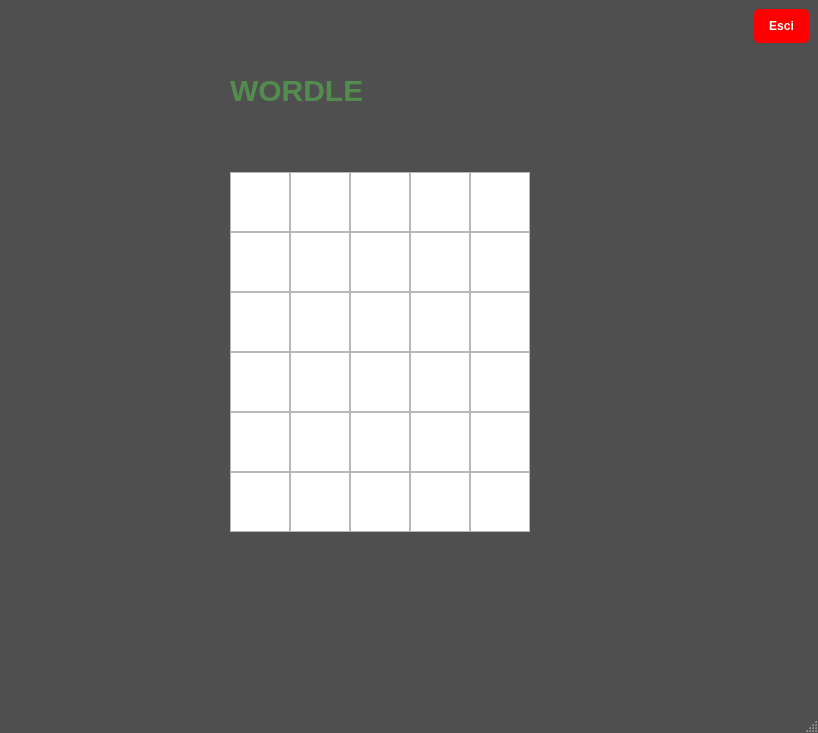
Above: src/gui/game_window.ui from andrea216ac/project_wordle_qd before the change. Below: the same form after it.
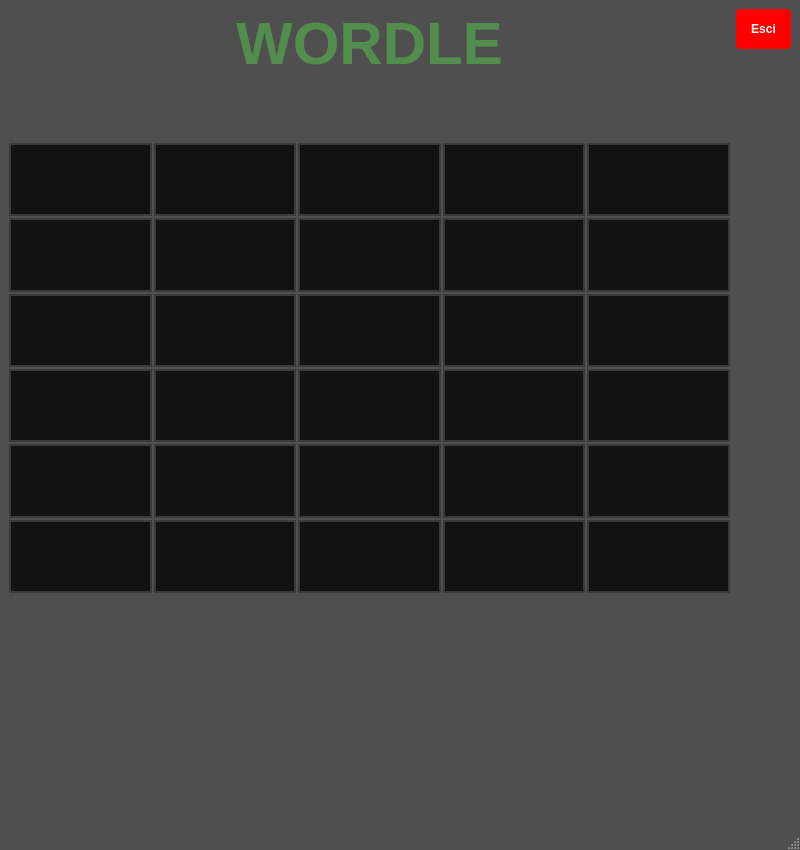
That is the form after the change.

Commit message: improvemente(gui): avvicinamento colonne gioco

Patch:
```diff
--- a/src/gui/game_window.ui
+++ b/src/gui/game_window.ui
@@ -6,651 +6,147 @@
    <rect>
     <x>0</x>
     <y>0</y>
-    <width>818</width>
-    <height>733</height>
+    <width>800</width>
+    <height>850</height>
    </rect>
   </property>
   <property name="windowTitle">
    <string>MainWindow</string>
   </property>
   <property name="styleSheet">
-   <string notr="true">QMainWindow {
-    background-color: #4f4f4f;
+   <string notr="true">
+QMainWindow { 
+    background-color: #4f4f4f; 
 }
-
-QPushButton {
+QLabel { 
+    color: #538d4e;
+    font-weight: bold; 
+    font-size: 60px; 
+}
+QPushButton#pushButton { 
     background-color: red; 
-    color: white;
-    border: none;
-    border-radius: 5px;
-    padding: 10% 15%;
-    font-weight: bold;
+    color: white; 
+    border-radius: 4px; 
+    padding: 15px; 
+    font-weight: bold; 
 }
-
-QPushButton:hover {
-    background-color: gray;
+QPushButton#pushButton:hover {
+    background-color: #3a3a3c
 }
-
-QLabel{
-	color: #538d4e;
+QTextEdit { 
+    background-color: #121213; 
+    color: white; 
+    border: 2px solid #3a3a3c; 
+    font-size: 25px; 
     font-weight: bold;
-	qproperty-alignment: 'AlignHCenter | AlignVCenter';
-	font-size: 30px;
-}</string>
+}
+   </string>
   </property>
   <widget class="QWidget" name="centralwidget">
    <layout class="QGridLayout" name="gridLayout_2">
     <item row="0" column="1">
-     <spacer name="verticalSpacer">
-      <property name="orientation">
-       <enum>Qt::Vertical</enum>
-      </property>
-      <property name="sizeHint" stdset="0">
-       <size>
-        <width>20</width>
-        <height>10</height>
-       </size>
-      </property>
-     </spacer>
-    </item>
-    <item row="1" column="0">
-     <spacer name="horizontalSpacer_5">
-      <property name="orientation">
-       <enum>Qt::Horizontal</enum>
-      </property>
-      <property name="sizeHint" stdset="0">
-       <size>
-        <width>40</width>
-        <height>20</height>
-       </size>
-      </property>
-     </spacer>
-    </item>
-    <item row="1" column="1">
      <widget class="QLabel" name="label">
       <property name="text">
        <string>WORDLE</string>
       </property>
+      <property name="alignment">
+       <set>Qt::AlignCenter</set>
+      </property>
      </widget>
     </item>
-    <item row="3" column="0">
-     <spacer name="horizontalSpacer">
-      <property name="orientation">
-       <enum>Qt::Horizontal</enum>
-      </property>
-      <property name="sizeHint" stdset="0">
-       <size>
-        <width>207</width>
-        <height>20</height>
-       </size>
-      </property>
-     </spacer>
-    </item>
-    <item row="5" column="1">
-     <layout class="QVBoxLayout" name="verticalLayout">
-      <item>
-       <widget class="QWidget" name="keyboard_container" native="true">
-        <property name="maximumSize">
-         <size>
-          <width>600</width>
-          <height>300</height>
-         </size>
-        </property>
-       </widget>
-      </item>
-     </layout>
-    </item>
-    <item row="5" column="0">
-     <spacer name="horizontalSpacer_3">
-      <property name="orientation">
-       <enum>Qt::Horizontal</enum>
-      </property>
-      <property name="sizeHint" stdset="0">
-       <size>
-        <width>207</width>
-        <height>20</height>
-       </size>
-      </property>
-     </spacer>
-    </item>
-    <item row="1" column="2">
-     <spacer name="horizontalSpacer_6">
-      <property name="orientation">
-       <enum>Qt::Horizontal</enum>
-      </property>
-      <property name="sizeHint" stdset="0">
-       <size>
-        <width>40</width>
-        <height>20</height>
-       </size>
-      </property>
-     </spacer>
-    </item>
-    <item row="5" column="2">
-     <spacer name="horizontalSpacer_4">
-      <property name="orientation">
-       <enum>Qt::Horizontal</enum>
-      </property>
-      <property name="sizeHint" stdset="0">
-       <size>
-        <width>273</width>
-        <height>20</height>
-       </size>
-      </property>
-     </spacer>
-    </item>
-    <item row="3" column="1">
-     <layout class="QGridLayout" name="gridLayout">
-      <property name="sizeConstraint">
-       <enum>QLayout::SetDefaultConstraint</enum>
-      </property>
-      <property name="spacing">
-       <number>0</number>
-      </property>
-      <item row="1" column="0">
-       <widget class="QTextEdit" name="textEdit_6">
-        <property name="maximumSize">
-         <size>
-          <width>60</width>
-          <height>60</height>
-         </size>
-        </property>
-        <property name="font">
-         <font>
-          <pointsize>25</pointsize>
-         </font>
-        </property>
-       </widget>
-      </item>
-      <item row="4" column="4">
-       <widget class="QTextEdit" name="textEdit_22">
-        <property name="maximumSize">
-         <size>
-          <width>60</width>
-          <height>60</height>
-         </size>
-        </property>
-        <property name="font">
-         <font>
-          <pointsize>25</pointsize>
-         </font>
-        </property>
-       </widget>
-      </item>
-      <item row="1" column="4">
-       <widget class="QTextEdit" name="textEdit_29">
-        <property name="maximumSize">
-         <size>
-          <width>60</width>
-          <height>60</height>
-         </size>
-        </property>
-        <property name="font">
-         <font>
-          <pointsize>25</pointsize>
-         </font>
-        </property>
-       </widget>
-      </item>
-      <item row="2" column="2">
-       <widget class="QTextEdit" name="textEdit_28">
-        <property name="maximumSize">
-         <size>
-          <width>60</width>
-          <height>60</height>
-         </size>
-        </property>
-        <property name="font">
-         <font>
-          <pointsize>25</pointsize>
-         </font>
-        </property>
-       </widget>
-      </item>
-      <item row="4" column="0">
-       <widget class="QTextEdit" name="textEdit_11">
-        <property name="maximumSize">
-         <size>
-          <width>60</width>
-          <height>60</height>
-         </size>
-        </property>
-        <property name="font">
-         <font>
-          <pointsize>25</pointsize>
-         </font>
-        </property>
-       </widget>
-      </item>
-      <item row="2" column="0">
-       <widget class="QTextEdit" name="textEdit_9">
-        <property name="maximumSize">
-         <size>
-          <width>60</width>
-          <height>60</height>
-         </size>
-        </property>
-        <property name="font">
-         <font>
-          <pointsize>25</pointsize>
-         </font>
-        </property>
-       </widget>
-      </item>
-      <item row="5" column="1">
-       <widget class="QTextEdit" name="textEdit_16">
-        <property name="maximumSize">
-         <size>
-          <width>60</width>
-          <height>60</height>
-         </size>
-        </property>
-        <property name="font">
-         <font>
-          <pointsize>25</pointsize>
-         </font>
-        </property>
-       </widget>
-      </item>
-      <item row="0" column="2">
-       <widget class="QTextEdit" name="textEdit_3">
-        <property name="maximumSize">
-         <size>
-          <width>60</width>
-          <height>60</height>
-         </size>
-        </property>
-        <property name="font">
-         <font>
-          <pointsize>25</pointsize>
-         </font>
-        </property>
-       </widget>
-      </item>
-      <item row="5" column="2">
-       <widget class="QTextEdit" name="textEdit_17">
-        <property name="maximumSize">
-         <size>
-          <width>60</width>
-          <height>60</height>
-         </size>
-        </property>
-        <property name="font">
-         <font>
-          <pointsize>25</pointsize>
-         </font>
-        </property>
-       </widget>
-      </item>
-      <item row="3" column="1">
-       <widget class="QTextEdit" name="textEdit_14">
-        <property name="maximumSize">
-         <size>
-          <width>60</width>
-          <height>60</height>
-         </size>
-        </property>
-        <property name="font">
-         <font>
-          <pointsize>25</pointsize>
-         </font>
-        </property>
-       </widget>
-      </item>
-      <item row="0" column="1">
-       <widget class="QTextEdit" name="textEdit_2">
-        <property name="maximumSize">
-         <size>
-          <width>60</width>
-          <height>60</height>
-         </size>
-        </property>
-        <property name="font">
-         <font>
-          <pointsize>25</pointsize>
-         </font>
-        </property>
-       </widget>
-      </item>
-      <item row="1" column="1">
-       <widget class="QTextEdit" name="textEdit_7">
-        <property name="maximumSize">
-         <size>
-          <width>60</width>
-          <height>60</height>
-         </size>
-        </property>
-        <property name="font">
-         <font>
-          <pointsize>25</pointsize>
-         </font>
-        </property>
-       </widget>
-      </item>
-      <item row="3" column="4">
-       <widget class="QTextEdit" name="textEdit_25">
-        <property name="maximumSize">
-         <size>
-          <width>60</width>
-          <height>60</height>
-         </size>
-        </property>
-        <property name="font">
-         <font>
-          <pointsize>25</pointsize>
-         </font>
-        </property>
-       </widget>
-      </item>
-      <item row="1" column="2">
-       <widget class="QTextEdit" name="textEdit_8">
-        <property name="maximumSize">
-         <size>
-          <width>60</width>
-          <height>60</height>
-         </size>
-        </property>
-        <property name="font">
-         <font>
-          <pointsize>25</pointsize>
-         </font>
-        </property>
-       </widget>
-      </item>
-      <item row="5" column="4">
-       <widget class="QTextEdit" name="textEdit_19">
-        <property name="maximumSize">
-         <size>
-          <width>60</width>
-          <height>60</height>
-         </size>
-        </property>
-        <property name="font">
-         <font>
-          <pointsize>25</pointsize>
-         </font>
-        </property>
-       </widget>
-      </item>
-      <item row="4" column="2">
-       <widget class="QTextEdit" name="textEdit_20">
-        <property name="maximumSize">
-         <size>
-          <width>60</width>
-          <height>60</height>
-         </size>
-        </property>
-        <property name="font">
-         <font>
-          <pointsize>25</pointsize>
-         </font>
-        </property>
-       </widget>
-      </item>
-      <item row="2" column="3">
-       <widget class="QTextEdit" name="textEdit_27">
-        <property name="maximumSize">
-         <size>
-          <width>60</width>
-          <height>60</height>
-         </size>
-        </property>
-        <property name="font">
-         <font>
-          <pointsize>25</pointsize>
-         </font>
-        </property>
-       </widget>
-      </item>
-      <item row="0" column="0">
-       <widget class="QTextEdit" name="textEdit">
-        <property name="maximumSize">
-         <size>
-          <width>60</width>
-          <height>60</height>
-         </size>
-        </property>
-        <property name="font">
-         <font>
-          <pointsize>25</pointsize>
-         </font>
-        </property>
-       </widget>
-      </item>
-      <item row="3" column="3">
-       <widget class="QTextEdit" name="textEdit_23">
-        <property name="maximumSize">
-         <size>
-          <width>60</width>
-          <height>60</height>
-         </size>
-        </property>
-        <property name="font">
-         <font>
-          <pointsize>25</pointsize>
-         </font>
-        </property>
-       </widget>
-      </item>
-      <item row="5" column="3">
-       <widget class="QTextEdit" name="textEdit_18">
-        <property name="maximumSize">
-         <size>
-          <width>60</width>
-          <height>60</height>
-         </size>
-        </property>
-        <property name="font">
-         <font>
-          <pointsize>25</pointsize>
-         </font>
-        </property>
-       </widget>
-      </item>
-      <item row="1" column="3">
-       <widget class="QTextEdit" name="textEdit_30">
-        <property name="maximumSize">
-         <size>
-          <width>60</width>
-          <height>60</height>
-         </size>
-        </property>
-        <property name="font">
-         <font>
-          <pointsize>25</pointsize>
-         </font>
-        </property>
-       </widget>
-      </item>
-      <item row="2" column="1">
-       <widget class="QTextEdit" name="textEdit_13">
-        <property name="maximumSize">
-         <size>
-          <width>60</width>
-          <height>60</height>
-         </size>
-        </property>
-        <property name="font">
-         <font>
-          <pointsize>25</pointsize>
-         </font>
-        </property>
-       </widget>
-      </item>
-      <item row="4" column="3">
-       <widget class="QTextEdit" name="textEdit_21">
-        <property name="maximumSize">
-         <size>
-          <width>60</width>
-          <height>60</height>
-         </size>
-        </property>
-        <property name="font">
-         <font>
-          <pointsize>25</pointsize>
-         </font>
-        </property>
-       </widget>
-      </item>
-      <item row="0" column="4">
-       <widget class="QTextEdit" name="textEdit_5">
-        <property name="maximumSize">
-         <size>
-          <width>60</width>
-          <height>60</height>
-         </size>
-        </property>
-        <property name="font">
-         <font>
-          <pointsize>25</pointsize>
-         </font>
-        </property>
-       </widget>
-      </item>
-      <item row="3" column="0">
-       <widget class="QTextEdit" name="textEdit_10">
-        <property name="maximumSize">
-         <size>
-          <width>60</width>
-          <height>60</height>
-         </size>
-        </property>
-        <property name="font">
-         <font>
-          <pointsize>25</pointsize>
-         </font>
-        </property>
-       </widget>
-      </item>
-      <item row="0" column="3">
-       <widget class="QTextEdit" name="textEdit_4">
-        <property name="maximumSize">
-         <size>
-          <width>60</width>
-          <height>60</height>
-         </size>
-        </property>
-        <property name="font">
-         <font>
-          <pointsize>25</pointsize>
-         </font>
-        </property>
-       </widget>
-      </item>
-      <item row="4" column="1">
-       <widget class="QTextEdit" name="textEdit_15">
-        <property name="maximumSize">
-         <size>
-          <width>60</width>
-          <height>60</height>
-         </size>
-        </property>
-        <property name="font">
-         <font>
-          <pointsize>25</pointsize>
-         </font>
-        </property>
-       </widget>
-      </item>
-      <item row="3" column="2">
-       <widget class="QTextEdit" name="textEdit_24">
-        <property name="maximumSize">
-         <size>
-          <width>60</width>
-          <height>60</height>
-         </size>
-        </property>
-        <property name="font">
-         <font>
-          <pointsize>25</pointsize>
-         </font>
-        </property>
-       </widget>
-      </item>
-      <item row="5" column="0">
-       <widget class="QTextEdit" name="textEdit_12">
-        <property name="maximumSize">
-         <size>
-          <width>60</width>
-          <height>60</height>
-         </size>
-        </property>
-        <property name="font">
-         <font>
-          <pointsize>25</pointsize>
-         </font>
-        </property>
-       </widget>
-      </item>
-      <item row="2" column="4">
-       <widget class="QTextEdit" name="textEdit_26">
-        <property name="maximumSize">
-         <size>
-          <width>60</width>
-          <height>60</height>
-         </size>
-        </property>
-        <property name="font">
-         <font>
-          <pointsize>25</pointsize>
-         </font>
-        </property>
-       </widget>
-      </item>
-     </layout>
-    </item>
-    <item row="3" column="2">
-     <spacer name="horizontalSpacer_2">
-      <property name="orientation">
-       <enum>Qt::Horizontal</enum>
-      </property>
-      <property name="sizeHint" stdset="0">
-       <size>
-        <width>273</width>
-        <height>20</height>
-       </size>
-      </property>
-     </spacer>
-    </item>
-    <item row="4" column="1">
-     <spacer name="verticalSpacer_3">
-      <property name="orientation">
-       <enum>Qt::Vertical</enum>
-      </property>
-      <property name="sizeHint" stdset="0">
-       <size>
-        <width>20</width>
-        <height>144</height>
-       </size>
-      </property>
-     </spacer>
-    </item>
+
     <item row="0" column="2" alignment="Qt::AlignRight|Qt::AlignTop">
      <widget class="QPushButton" name="pushButton">
-      <property name="maximumSize">
-       <size>
-        <width>100</width>
-        <height>16777215</height>
-       </size>
-      </property>
       <property name="text">
        <string>Esci</string>
       </property>
+      <property name="cursor">
+        <cursorShape>PointingHandCursor</cursorShape>
+      </property>
+      <property name="maximumSize"><size><width>80</width><height>40</height></size></property>
      </widget>
     </item>
+
+    <item row="1" column="1">
+     <spacer name="spacer_top_push">
+      <property name="orientation"><enum>Qt::Vertical</enum></property>
+      <property name="sizeType"><enum>QSizePolicy::Fixed</enum></property>
+      <property name="sizeHint" stdset="0"><size><width>20</width><height>60</height></size></property>
+     </spacer>
+    </item>
+
     <item row="2" column="1">
-     <spacer name="verticalSpacer_2">
-      <property name="orientation">
-       <enum>Qt::Vertical</enum>
-      </property>
-      <property name="sizeHint" stdset="0">
-       <size>
-        <width>20</width>
-        <height>40</height>
-       </size>
-      </property>
+     <layout class="QGridLayout" name="gridLayout">
+      <property name="spacing"><number>2</number></property>
+      <property name="sizeConstraint"><enum>QLayout::SetFixedSize</enum></property>
+      
+      <item row="0" column="0"><widget class="QTextEdit" name="textEdit"><property name="fixedSize"><size><width>60</width><height>60</height></size></property></widget></item>
+      <item row="0" column="1"><widget class="QTextEdit" name="textEdit_2"><property name="fixedSize"><size><width>60</width><height>60</height></size></property></widget></item>
+      <item row="0" column="2"><widget class="QTextEdit" name="textEdit_3"><property name="fixedSize"><size><width>60</width><height>60</height></size></property></widget></item>
+      <item row="0" column="3"><widget class="QTextEdit" name="textEdit_4"><property name="fixedSize"><size><width>60</width><height>60</height></size></property></widget></item>
+      <item row="0" column="4"><widget class="QTextEdit" name="textEdit_5"><property name="fixedSize"><size><width>60</width><height>60</height></size></property></widget></item>
+      
+      <item row="1" column="0"><widget class="QTextEdit" name="textEdit_6"><property name="fixedSize"><size><width>60</width><height>60</height></size></property></widget></item>
+      <item row="1" column="1"><widget class="QTextEdit" name="textEdit_7"><property name="fixedSize"><size><width>60</width><height>60</height></size></property></widget></item>
+      <item row="1" column="2"><widget class="QTextEdit" name="textEdit_8"><property name="fixedSize"><size><width>60</width><height>60</height></size></property></widget></item>
+      <item row="1" column="3"><widget class="QTextEdit" name="textEdit_30"><property name="fixedSize"><size><width>60</width><height>60</height></size></property></widget></item>
+      <item row="1" column="4"><widget class="QTextEdit" name="textEdit_29"><property name="fixedSize"><size><width>60</width><height>60</height></size></property></widget></item>
+
+      <item row="2" column="0"><widget class="QTextEdit" name="textEdit_9"><property name="fixedSize"><size><width>60</width><height>60</height></size></property></widget></item>
+      <item row="2" column="1"><widget class="QTextEdit" name="textEdit_13"><property name="fixedSize"><size><width>60</width><height>60</height></size></property></widget></item>
+      <item row="2" column="2"><widget class="QTextEdit" name="textEdit_28"><property name="fixedSize"><size><width>60</width><height>60</height></size></property></widget></item>
+      <item row="2" column="3"><widget class="QTextEdit" name="textEdit_27"><property name="fixedSize"><size><width>60</width><height>60</height></size></property></widget></item>
+      <item row="2" column="4"><widget class="QTextEdit" name="textEdit_26"><property name="fixedSize"><size><width>60</width><height>60</height></size></property></widget></item>
+
+      <item row="3" column="0"><widget class="QTextEdit" name="textEdit_10"><property name="fixedSize"><size><width>60</width><height>60</height></size></property></widget></item>
+      <item row="3" column="1"><widget class="QTextEdit" name="textEdit_14"><property name="fixedSize"><size><width>60</width><height>60</height></size></property></widget></item>
+      <item row="3" column="2"><widget class="QTextEdit" name="textEdit_24"><property name="fixedSize"><size><width>60</width><height>60</height></size></property></widget></item>
+      <item row="3" column="3"><widget class="QTextEdit" name="textEdit_23"><property name="fixedSize"><size><width>60</width><height>60</height></size></property></widget></item>
+      <item row="3" column="4"><widget class="QTextEdit" name="textEdit_25"><property name="fixedSize"><size><width>60</width><height>60</height></size></property></widget></item>
+
+      <item row="4" column="0"><widget class="QTextEdit" name="textEdit_11"><property name="fixedSize"><size><width>60</width><height>60</height></size></property></widget></item>
+      <item row="4" column="1"><widget class="QTextEdit" name="textEdit_15"><property name="fixedSize"><size><width>60</width><height>60</height></size></property></widget></item>
+      <item row="4" column="2"><widget class="QTextEdit" name="textEdit_20"><property name="fixedSize"><size><width>60</width><height>60</height></size></property></widget></item>
+      <item row="4" column="3"><widget class="QTextEdit" name="textEdit_21"><property name="fixedSize"><size><width>60</width><height>60</height></size></property></widget></item>
+      <item row="4" column="4"><widget class="QTextEdit" name="textEdit_22"><property name="fixedSize"><size><width>60</width><height>60</height></size></property></widget></item>
+
+      <item row="5" column="0"><widget class="QTextEdit" name="textEdit_12"><property name="fixedSize"><size><width>60</width><height>60</height></size></property></widget></item>
+      <item row="5" column="1"><widget class="QTextEdit" name="textEdit_16"><property name="fixedSize"><size><width>60</width><height>60</height></size></property></widget></item>
+      <item row="5" column="2"><widget class="QTextEdit" name="textEdit_17"><property name="fixedSize"><size><width>60</width><height>60</height></size></property></widget></item>
+      <item row="5" column="3"><widget class="QTextEdit" name="textEdit_18"><property name="fixedSize"><size><width>60</width><height>60</height></size></property></widget></item>
+      <item row="5" column="4"><widget class="QTextEdit" name="textEdit_19"><property name="fixedSize"><size><width>60</width><height>60</height></size></property></widget></item>
+     </layout>
+    </item>
+
+    <item row="2" column="0">
+     <spacer name="spacer_left"><property name="orientation"><enum>Qt::Horizontal</enum></property><property name="sizeType"><enum>QSizePolicy::Expanding</enum></property><property name="sizeHint" stdset="0"><size><width>40</width><height>20</height></size></property></spacer>
+    </item>
+    <item row="2" column="2">
+     <spacer name="spacer_right"><property name="orientation"><enum>Qt::Horizontal</enum></property><property name="sizeType"><enum>QSizePolicy::Expanding</enum></property><property name="sizeHint" stdset="0"><size><width>40</width><height>20</height></size></property></spacer>
+    </item>
+
+    <item row="3" column="1">
+     <spacer name="spacer_mid_vert">
+      <property name="orientation"><enum>Qt::Vertical</enum></property>
+      <property name="sizeType"><enum>QSizePolicy::Fixed</enum></property>
+      <property name="sizeHint" stdset="0"><size><width>20</width><height>40</height></size></property>
      </spacer>
     </item>
+
+    <item row="4" column="1">
+     <widget class="QWidget" name="keyboard_container" native="true">
+      <property name="minimumSize"><size><width>0</width><height>180</height></size></property>
+     </widget>
+    </item>
+
+    <item row="5" column="1">
+     <spacer name="spacer_bottom">
+      <property name="orientation"><enum>Qt::Vertical</enum></property>
+      <property name="sizeType"><enum>QSizePolicy::Expanding</enum></property>
+      <property name="sizeHint" stdset="0"><size><width>20</width><height>20</height></size></property>
+     </spacer>
+    </item>
+
    </layout>
   </widget>
   <widget class="QMenuBar" name="menubar">
```
Left out of the diff: 20 changed lines with no effect on the pictures.
